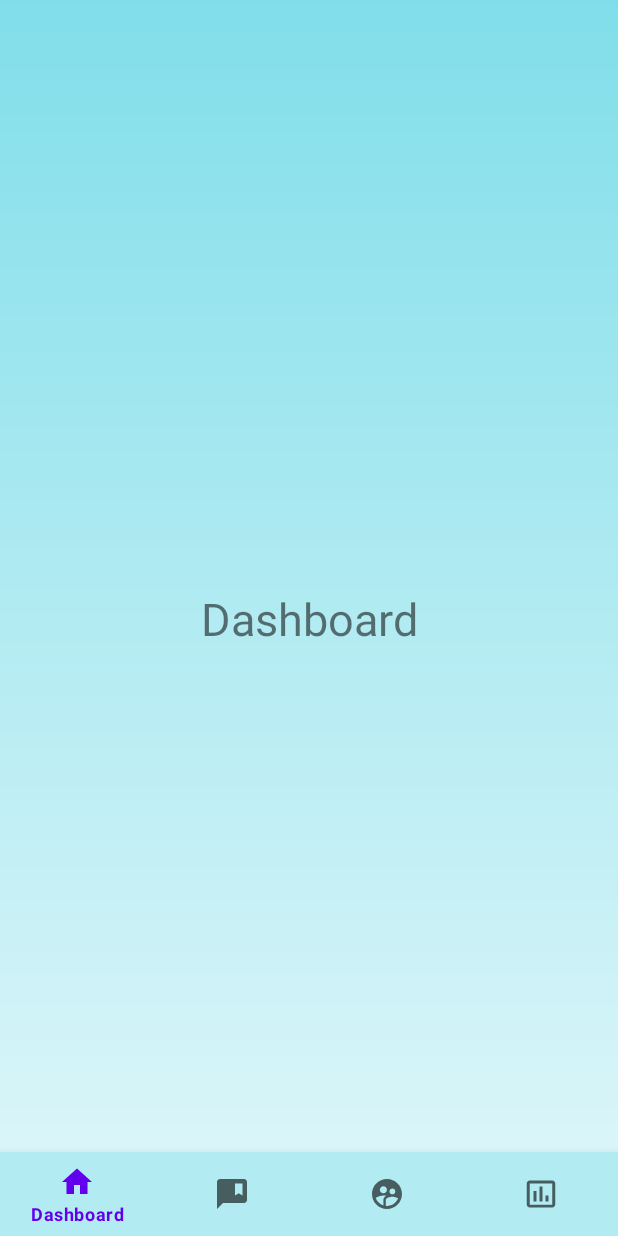
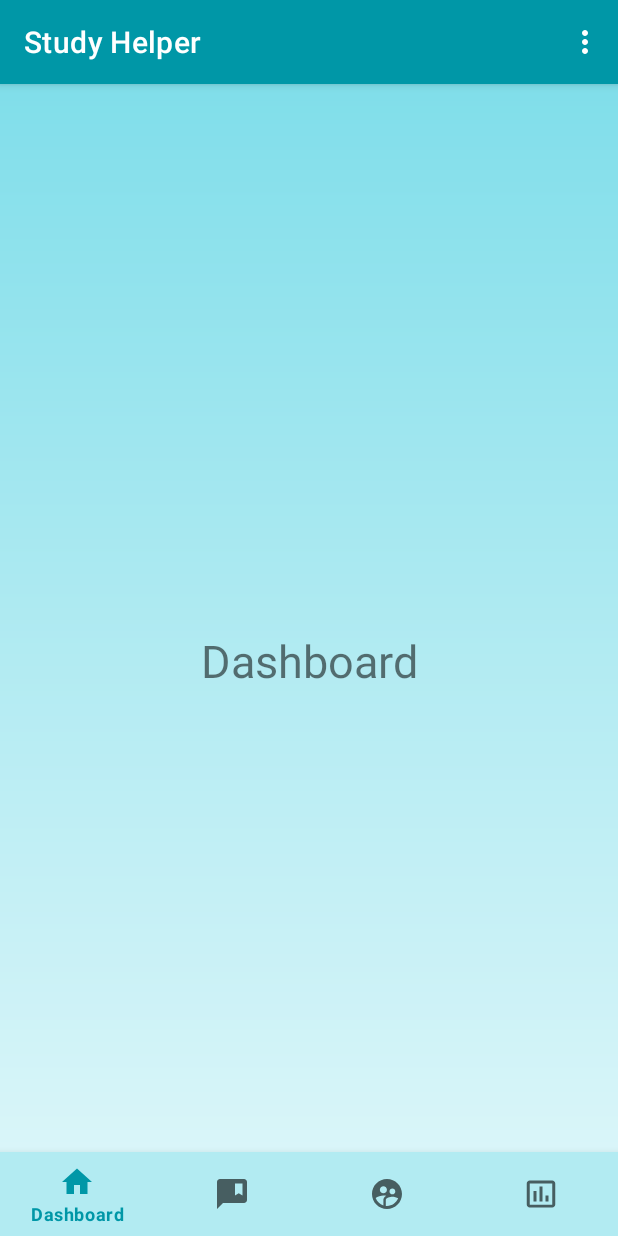
Before and after one commit to geethmaka/StudyHelper-Android-Firebase, an Android app: the CH_Main screen opened directly, with no data from a screen before it, on a phone screen of 412 x 824 dp. Run offline under Robolectric (Android 15) with nearby library versions, the light colour scheme and no system bars; our stand-ins replace navigation-ui.

Commit message:
Created the options menu

```diff
--- a/app/src/main/java/com/example/madd_project/CH_Main.java
+++ b/app/src/main/java/com/example/madd_project/CH_Main.java
@@ -1,11 +1,15 @@
 package com.example.madd_project;
 
+import androidx.annotation.NonNull;
 import androidx.appcompat.app.AppCompatActivity;
 import androidx.navigation.NavController;
 import androidx.navigation.Navigation;
 import androidx.navigation.ui.NavigationUI;
 
 import android.os.Bundle;
+import android.view.Menu;
+import android.view.MenuInflater;
+import android.view.MenuItem;
 
 import com.google.android.material.bottomnavigation.BottomNavigationView;
 
@@ -17,12 +21,28 @@ public class CH_Main extends AppCompatActivity {
         setContentView(R.layout.activity_ch_main);
         //getWindow().setFlags(WindowManager.LayoutParams.FLAG_FULLSCREEN,WindowManager.LayoutParams.FLAG_FULLSCREEN);
 
-        BottomNavigationView bottomNavigationView = findViewById(R.id.chbottomNav);
-        NavController navController = Navigation.findNavController(this,R.id.fragmentContainerView);
-        NavigationUI.setupWithNavController(bottomNavigationView, navController);
-//        NavigationUI.setupActionBarWithNavController(this, navController);
+        BottomNavigationView complain_bottomNavigationView = findViewById(R.id.chbottomNav);
+        NavController complain_navController = Navigation.findNavController(this,R.id.chfragmentContainerView);
+        NavigationUI.setupWithNavController(complain_bottomNavigationView, complain_navController);
+//        NavigationUI.setupActionBarWithNavController(this, complain_navController);
 
 
 //        String appBarConfig = AppBarConfiguration(setOf(R.id.ch_DashboardFragment,R.id.ch_ComplainFragment,R.id.ch_UserDetailsFragment,R.id.ch_ReportFragment));
     }
+
+    @Override
+    public boolean onCreateOptionsMenu(Menu menu) {
+        MenuInflater inflater = getMenuInflater();
+        inflater.inflate(R.menu.ch_options, menu);
+        return true;
+    }
+
+    @Override
+    public boolean onOptionsItemSelected(@NonNull MenuItem item) {
+        switch (item.getItemId()) {
+            case R.id.Logout:
+
+        }
+        return super.onOptionsItemSelected(item);
+    }
 }
--- a/app/src/main/res/layout/activity_ch_main.xml
+++ b/app/src/main/res/layout/activity_ch_main.xml
@@ -21,7 +21,7 @@
         app:menu="@menu/ch_bottom_menu"/>
 
     <fragment
-        android:id="@+id/fragmentContainerView"
+        android:id="@+id/chfragmentContainerView"
         android:name="androidx.navigation.fragment.NavHostFragment"
         android:layout_width="match_parent"
         android:layout_height="match_parent"
--- a/app/src/main/res/layout/activity_login.xml
+++ b/app/src/main/res/layout/activity_login.xml
@@ -96,7 +96,7 @@
         android:layout_height="50dp"
         android:layout_gravity="start"
         android:layout_marginStart="48dp"
-        android:layout_marginTop="16dp"
+        android:layout_marginTop="30dp"
         android:layout_marginEnd="48dp"
         android:layout_marginBottom="64dp"
         android:background="@drawable/button"
--- /dev/null
+++ b/app/src/main/res/menu/ch_options.xml
@@ -0,0 +1,9 @@
+<?xml version="1.0" encoding="utf-8"?>
+<menu xmlns:android="http://schemas.android.com/apk/res/android"
+    xmlns:app="http://schemas.android.com/apk/res-auto">
+
+    <item
+        android:id="@+id/Logout"
+        android:title="@string/Logout"
+        app:showAsAction="never"/>
+</menu>
--- a/app/src/main/res/values-night/themes.xml
+++ b/app/src/main/res/values-night/themes.xml
@@ -1,6 +1,6 @@
 <resources xmlns:tools="http://schemas.android.com/tools">
     <!-- Base application theme. -->
-    <style name="Theme.MADDProject" parent="Theme.MaterialComponents.DayNight.NoActionBar">
+    <style name="Theme.MADDProject" parent="Theme.MaterialComponents.DayNight.DarkActionBar">
         <!-- Primary brand color. -->
         <item name="colorPrimary">@color/purple_200</item>
         <item name="colorPrimaryVariant">@color/black</item>
--- a/app/src/main/res/values/colors.xml
+++ b/app/src/main/res/values/colors.xml
@@ -46,7 +46,6 @@
     <color name="a2">#00a79b</color>
     <color name="a3">#00a5a7</color>
 
-
     <color name="bg_black1">#303030</color>
     <color name="bg_black2">#1c1c1c</color>
     <color name="element_black">#494949</color>
--- a/app/src/main/res/values/strings.xml
+++ b/app/src/main/res/values/strings.xml
@@ -97,4 +97,6 @@
 
     <string name="Complain">Complain</string>
     <string name="Course">Course</string>
+    <string name="Logout">Logout</string>
+    <string name="Settings">Settings</string>
 </resources>
--- a/app/src/main/res/values/themes.xml
+++ b/app/src/main/res/values/themes.xml
@@ -1,8 +1,8 @@
 <resources xmlns:tools="http://schemas.android.com/tools">
     <!-- Base application theme. -->
-    <style name="Theme.MADDProject" parent="Theme.MaterialComponents.DayNight.NoActionBar">
+    <style name="Theme.MADDProject" parent="Theme.MaterialComponents.DayNight.DarkActionBar">
         <!-- Primary brand color. -->
-        <item name="colorPrimary">@color/purple_500</item>
+        <item name="colorPrimary">@color/d700</item>
         <item name="colorPrimaryVariant">@color/black</item>
         <item name="colorOnPrimary">@color/white</item>
 <!--        <item name="android:windowFullscreen">true</item>-->
```
Also changed, not shown: app/src/main/res/drawable/ic_option.xml (added, +10 -0 lines), app/src/main/res/drawable/ic_search_black_24dp.xml (added, +9 -0 lines), app/src/main/res/menu/options_menu.xml (added, +12 -0 lines).
